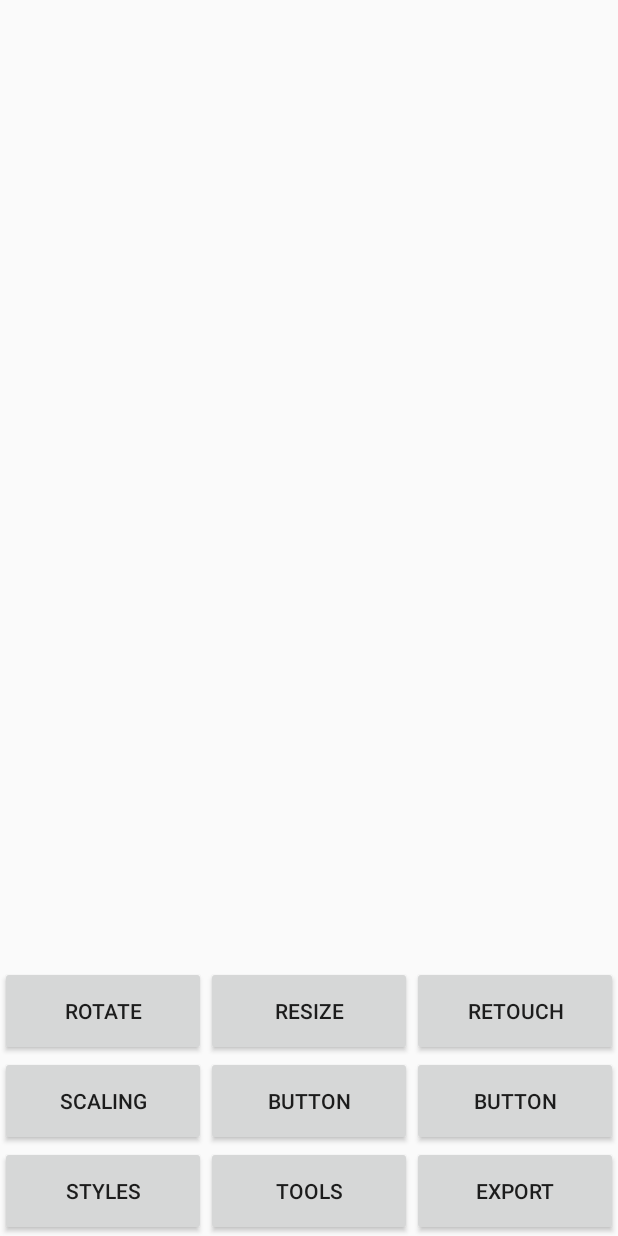
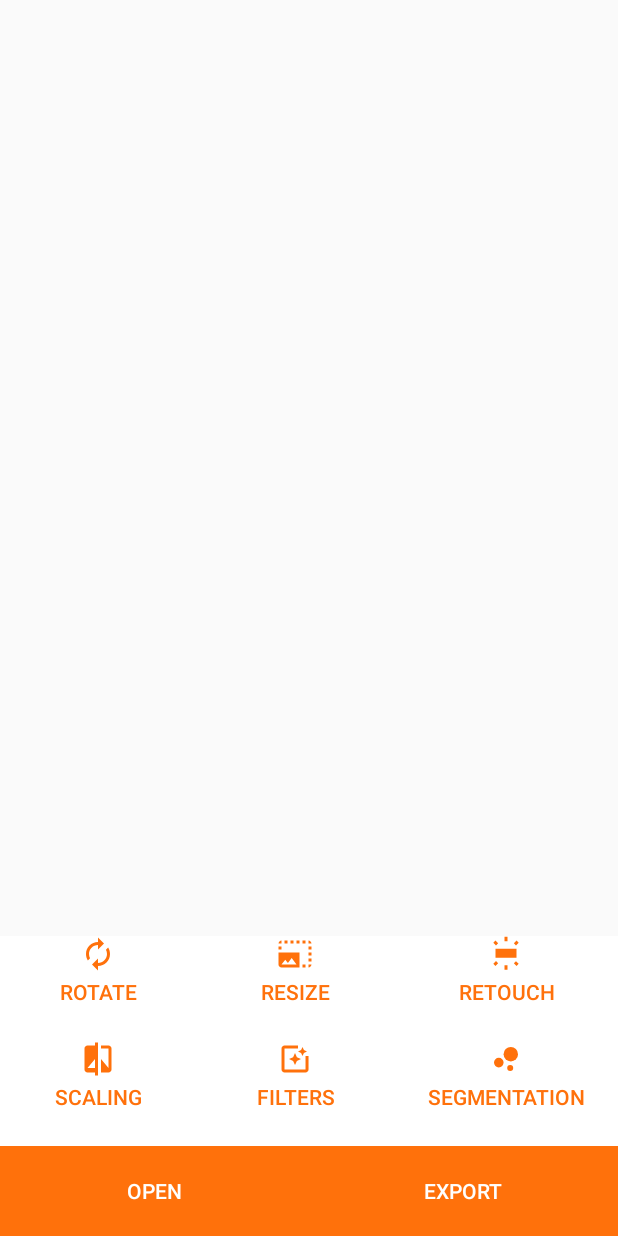
Before and after one commit to Arvatel/PhotoEditor, an Android app: the PhotoEditorFragment screen opened through its navigation route, on a phone screen of 412 x 824 dp. Run offline under Robolectric (Android 15) with nearby library versions, the phone set to English and light mode, and no system bars; 1 statement that could not run was skipped.

Commit message:
added design

```diff
--- a/app/src/main/AndroidManifest.xml
+++ b/app/src/main/AndroidManifest.xml
@@ -12,7 +12,6 @@
         android:roundIcon="@mipmap/ic_launcher_round"
         android:supportsRtl="true"
         android:theme="@style/AppTheme">
-        <activity android:name=".OpenPhotoActivity" />
         <activity android:name=".MainActivity">
             <intent-filter>
                 <action android:name="android.intent.action.MAIN" />
--- a/app/src/main/java/com/arvatel/photoeditor/OpenPhotoFragment.kt
+++ b/app/src/main/java/com/arvatel/photoeditor/OpenPhotoFragment.kt
@@ -7,7 +7,6 @@ import android.content.Context
 import android.content.Intent
 import android.content.pm.PackageManager
 import android.graphics.Bitmap
-import android.graphics.Bitmap.createScaledBitmap
 import android.net.Uri
 import android.os.Bundle
 import android.provider.MediaStore
--- a/app/src/main/java/com/arvatel/photoeditor/PhotoEditorFragment.kt
+++ b/app/src/main/java/com/arvatel/photoeditor/PhotoEditorFragment.kt
@@ -1,9 +1,6 @@
 package com.arvatel.photoeditor
 
-import android.content.Intent
-import android.net.Uri
 import android.os.Bundle
-import android.os.Environment
 import androidx.fragment.app.Fragment
 import android.view.LayoutInflater
 import android.view.View
@@ -12,9 +9,6 @@ import android.widget.Toast
 import androidx.navigation.Navigation
 import kotlinx.android.synthetic.main.fragment_bottom_sheet_tool.view.*
 import kotlinx.android.synthetic.main.fragment_photo_editor.view.*
-import java.io.File
-import java.text.SimpleDateFormat
-import java.util.*
 
 
 class PhotoEditorFragment : Fragment() {
@@ -36,7 +30,7 @@ class PhotoEditorFragment : Fragment() {
         view.buttonScalingBS.setOnClickListener {
             Navigation.findNavController(view).navigate(R.id.action_photoEditorFragment_to_imageScalingFragment)
         }
-        view.buttonStyles.setOnClickListener {
+        view.buttonFilterBS.setOnClickListener {
             Navigation.findNavController(view).navigate(R.id.action_photoEditorFragment_to_filterFragment)
         }
         view.buttonExport.setOnClickListener {
--- /dev/null
+++ b/app/src/main/res/drawable-v24/ic_autorenew_black_24dp.xml
@@ -0,0 +1,5 @@
+<vector android:height="24dp" android:tint="#FF710B"
+    android:viewportHeight="24.0" android:viewportWidth="24.0"
+    android:width="24dp" xmlns:android="http://schemas.android.com/apk/res/android">
+    <path android:fillColor="#FF000000" android:pathData="M12,6v3l4,-4 -4,-4v3c-4.42,0 -8,3.58 -8,8 0,1.57 0.46,3.03 1.24,4.26L6.7,14.8c-0.45,-0.83 -0.7,-1.79 -0.7,-2.8 0,-3.31 2.69,-6 6,-6zM18.76,7.74L17.3,9.2c0.44,0.84 0.7,1.79 0.7,2.8 0,3.31 -2.69,6 -6,6v-3l-4,4 4,4v-3c4.42,0 8,-3.58 8,-8 0,-1.57 -0.46,-3.03 -1.24,-4.26z"/>
+</vector>
--- /dev/null
+++ b/app/src/main/res/drawable-v24/ic_bubble_chart_black_24dp.xml
@@ -0,0 +1,7 @@
+<vector android:height="24dp" android:tint="#FF710B"
+    android:viewportHeight="24.0" android:viewportWidth="24.0"
+    android:width="24dp" xmlns:android="http://schemas.android.com/apk/res/android">
+    <path android:fillColor="#FF000000" android:pathData="M7.2,14.4m-3.2,0a3.2,3.2 0,1 1,6.4 0a3.2,3.2 0,1 1,-6.4 0"/>
+    <path android:fillColor="#FF000000" android:pathData="M14.8,18m-2,0a2,2 0,1 1,4 0a2,2 0,1 1,-4 0"/>
+    <path android:fillColor="#FF000000" android:pathData="M15.2,8.8m-4.8,0a4.8,4.8 0,1 1,9.6 0a4.8,4.8 0,1 1,-9.6 0"/>
+</vector>
--- /dev/null
+++ b/app/src/main/res/drawable-v24/ic_compare_black_24dp.xml
@@ -0,0 +1,5 @@
+<vector android:height="24dp" android:tint="#FF710B"
+    android:viewportHeight="24.0" android:viewportWidth="24.0"
+    android:width="24dp" xmlns:android="http://schemas.android.com/apk/res/android">
+    <path android:fillColor="#FF000000" android:pathData="M10,3L5,3c-1.1,0 -2,0.9 -2,2v14c0,1.1 0.9,2 2,2h5v2h2L12,1h-2v2zM10,18L5,18l5,-6v6zM19,3h-5v2h5v13l-5,-6v9h5c1.1,0 2,-0.9 2,-2L21,5c0,-1.1 -0.9,-2 -2,-2z"/>
+</vector>
--- /dev/null
+++ b/app/src/main/res/drawable-v24/ic_photo_filter_black_24dp.xml
@@ -0,0 +1,5 @@
+<vector android:height="24dp" android:tint="#FF710B"
+    android:viewportHeight="24.0" android:viewportWidth="24.0"
+    android:width="24dp" xmlns:android="http://schemas.android.com/apk/res/android">
+    <path android:fillColor="#FF000000" android:pathData="M19.02,10v9L5,19L5,5h9L14,3L5.02,3c-1.1,0 -2,0.9 -2,2v14c0,1.1 0.9,2 2,2h14c1.1,0 2,-0.9 2,-2v-9h-2zM17,10l0.94,-2.06L20,7l-2.06,-0.94L17,4l-0.94,2.06L14,7l2.06,0.94zM13.25,10.75L12,8l-1.25,2.75L8,12l2.75,1.25L12,16l1.25,-2.75L16,12z"/>
+</vector>
--- /dev/null
+++ b/app/src/main/res/drawable-v24/ic_photo_size_select_large_black_24dp.xml
@@ -0,0 +1,5 @@
+<vector android:height="24dp" android:tint="#FF710B"
+    android:viewportHeight="24.0" android:viewportWidth="24.0"
+    android:width="24dp" xmlns:android="http://schemas.android.com/apk/res/android">
+    <path android:fillColor="#FF000000" android:pathData="M21,15h2v2h-2v-2zM21,11h2v2h-2v-2zM23,19h-2v2c1,0 2,-1 2,-2zM13,3h2v2h-2L13,3zM21,7h2v2h-2L21,7zM21,3v2h2c0,-1 -1,-2 -2,-2zM1,7h2v2L1,9L1,7zM17,3h2v2h-2L17,3zM17,19h2v2h-2v-2zM3,3C2,3 1,4 1,5h2L3,3zM9,3h2v2L9,5L9,3zM5,3h2v2L5,5L5,3zM1,11v8c0,1.1 0.9,2 2,2h12L15,11L1,11zM3,19l2.5,-3.21 1.79,2.15 2.5,-3.22L13,19L3,19z"/>
+</vector>
--- /dev/null
+++ b/app/src/main/res/drawable-v24/ic_wb_iridescent_black_24dp.xml
@@ -0,0 +1,5 @@
+<vector android:height="24dp" android:tint="#FF710B"
+    android:viewportHeight="24.0" android:viewportWidth="24.0"
+    android:width="24dp" xmlns:android="http://schemas.android.com/apk/res/android">
+    <path android:fillColor="#FF000000" android:pathData="M5,14.5h14v-6L5,8.5v6zM11,0.55L11,3.5h2L13,0.55h-2zM19.04,3.05l-1.79,1.79 1.41,1.41 1.8,-1.79 -1.42,-1.41zM13,22.45L13,19.5h-2v2.95h2zM20.45,18.54l-1.8,-1.79 -1.41,1.41 1.79,1.8 1.42,-1.42zM3.55,4.46l1.79,1.79 1.41,-1.41 -1.79,-1.79 -1.41,1.41zM4.96,19.95l1.79,-1.8 -1.41,-1.41 -1.79,1.79 1.41,1.42z"/>
+</vector>
--- a/app/src/main/res/layout/fragment_bottom_sheet_tool.xml
+++ b/app/src/main/res/layout/fragment_bottom_sheet_tool.xml
@@ -18,6 +18,9 @@
 
             <Button
                 android:id="@+id/buttonRotateBS"
+                style="@style/ButtonsLight"
+                android:drawableTop="@drawable/ic_autorenew_black_24dp"
+
                 android:layout_width="match_parent"
                 android:layout_height="match_parent"
                 android:layout_weight="1"
@@ -28,14 +31,18 @@
                 android:layout_width="match_parent"
                 android:layout_height="match_parent"
                 android:layout_weight="1"
-                android:text="Resize" />
+                android:text="Resize"
+                android:drawableTop="@drawable/ic_photo_size_select_large_black_24dp"
+                style="@style/ButtonsLight"/>
 
             <Button
                 android:id="@+id/buttonRetouchBS"
                 android:layout_width="match_parent"
                 android:layout_height="match_parent"
                 android:layout_weight="1"
-                android:text="Retouch" />
+                android:text="Retouch"
+                android:drawableTop="@drawable/ic_wb_iridescent_black_24dp"
+                style="@style/ButtonsLight"/>
         </TableRow>
 
         <TableRow
@@ -47,21 +54,27 @@
                 android:layout_width="match_parent"
                 android:layout_height="match_parent"
                 android:layout_weight="1"
-                android:text="Scaling" />
+                android:text="Scaling"
+                android:drawableTop="@drawable/ic_compare_black_24dp"
+                style="@style/ButtonsLight"/>
 
             <Button
-                android:id="@+id/button4"
+                android:id="@+id/buttonFilterBS"
                 android:layout_width="match_parent"
                 android:layout_height="match_parent"
                 android:layout_weight="1"
-                android:text="Button" />
+                android:text="Filters"
+                android:drawableTop="@drawable/ic_photo_filter_black_24dp"
+                style="@style/ButtonsLight"/>
 
             <Button
-                android:id="@+id/button5"
+                android:id="@+id/buttonSegmentationBS"
+                style="@style/ButtonsLight"
                 android:layout_width="match_parent"
                 android:layout_height="match_parent"
                 android:layout_weight="1"
-                android:text="Button" />
+                android:drawableTop="@drawable/ic_bubble_chart_black_24dp"
+                android:text="Segmentation" />
         </TableRow>
     </TableLayout>
 
--- a/app/src/main/res/layout/fragment_image_scaling.xml
+++ b/app/src/main/res/layout/fragment_image_scaling.xml
@@ -50,14 +50,16 @@
             android:layout_width="0dp"
             android:layout_height="match_parent"
             android:layout_weight="1"
-            android:text="@string/cancel" />
+            android:text="@string/cancel"
+            style="@style/ButtonsDark"/>
 
         <Button
             android:id="@+id/buttonApplyScaling"
             android:layout_width="0dp"
             android:layout_height="match_parent"
             android:layout_weight="1"
-            android:text="@string/apply" />
+            android:text="@string/apply"
+            style="@style/ButtonsDark"/>
 
     </LinearLayout>
 
--- a/app/src/main/res/layout/fragment_photo_editor.xml
+++ b/app/src/main/res/layout/fragment_photo_editor.xml
@@ -15,25 +15,20 @@
         app:layout_constraintStart_toStartOf="parent">
 
         <Button
-            android:id="@+id/buttonStyles"
+            android:id="@+id/buttonOpen"
             android:layout_width="wrap_content"
             android:layout_height="match_parent"
             android:layout_weight="1"
-            android:text="@string/textStyle" />
-
-        <Button
-            android:id="@+id/buttonTools"
-            android:layout_width="wrap_content"
-            android:layout_height="match_parent"
-            android:layout_weight="1"
-            android:text="@string/textTool" />
+            android:text="OPEN"
+            style="@style/ButtonsDark"/>
 
         <Button
             android:id="@+id/buttonExport"
             android:layout_width="wrap_content"
             android:layout_height="match_parent"
             android:layout_weight="1"
-            android:text="@string/textExport" />
+            android:text="@string/textExport"
+            style="@style/ButtonsDark"/>
     </LinearLayout>
 
     <ImageView
@@ -51,7 +46,7 @@
         android:id="@+id/toolsFragment"
         android:name="com.arvatel.photoeditor.BottomSheetToolFragment"
         android:layout_width="match_parent"
-        android:layout_height="120dp"
+        android:layout_height="140dp"
         app:behavior_peekHeight="120dp"
         app:layout_constraintBottom_toTopOf="@id/photoEditorToolBar"
         app:layout_constraintEnd_toEndOf="parent"
--- a/app/src/main/res/layout/fragment_retouch_image.xml
+++ b/app/src/main/res/layout/fragment_retouch_image.xml
@@ -30,14 +30,16 @@
             android:layout_width="0dp"
             android:layout_height="match_parent"
             android:layout_weight="1"
-            android:text="@string/cancel" />
+            android:text="@string/cancel"
+            style="@style/ButtonsDark"/>
 
         <Button
             android:id="@+id/buttonApplyRetouch"
             android:layout_width="0dp"
             android:layout_height="match_parent"
             android:layout_weight="1"
-            android:text="@string/apply" />
+            android:text="@string/apply"
+            style="@style/ButtonsDark"/>
     </LinearLayout>
 
 </androidx.constraintlayout.widget.ConstraintLayout>
--- a/app/src/main/res/values/styles.xml
+++ b/app/src/main/res/values/styles.xml
@@ -1,23 +1,19 @@
 <resources>
 
     <style name="AppTheme" parent="Theme.AppCompat.DayNight.NoActionBar">
-        <item name="colorPrimary">@color/colorPrimary</item>
-        <item name="colorPrimaryDark">@color/colorPrimaryDark</item>
-        <item name="colorAccent">@color/colorAccent</item>
+        <item name="colorPrimary">@color/colorOrange</item>
+        <item name="colorPrimaryDark">@color/colorStatusBar</item>
+        <item name="colorAccent">@color/colorOrange</item>
         <item name="background">@color/colorBackground</item>
     </style>
 
     <style name="OpenFileTheme">
         <item name="android:textColor">@color/colorTextOF</item>
-
     </style>
 
     <style name="ToolBarStyle">
         <item name="android:layout_height">60dp</item>
         <item name="android:layout_width">match_parent</item>
-    </style>
-
-    <style name="ToolBarButtonStyle">
     </style>
 
     <style name="ShowPhotoStyle">
@@ -37,15 +33,17 @@
         <item name="android:layout_marginEnd">10dp</item>
     </style>
 
-    <style name="ButtonsLight">
+    <style name="ButtonsStyle">
         <item name="android:textSize">14sp</item>
+    </style>
+
+    <style name="ButtonsLight" parent="ButtonsStyle">
         <item name="android:textColor">@color/colorOrange</item>
         <item name="android:background">@color/colorWhite</item>
         <item name="android:drawablePadding">-20dp</item>
     </style>
 
-    <style name="ButtonsDark">
-        <item name="android:textSize">14sp</item>
+    <style name="ButtonsDark" parent="ButtonsStyle">
         <item name="android:textColor">@color/colorWhite</item>
         <item name="android:background">@color/colorOrange</item>
     </style>
```
Also changed, not shown: app/src/main/res/layout/fragment_filter.xml (+12 -7 lines), app/src/main/res/layout/fragment_image_rotation.xml (+6 -3 lines), app/src/main/res/layout/fragment_spline.xml (+11 -5 lines).
